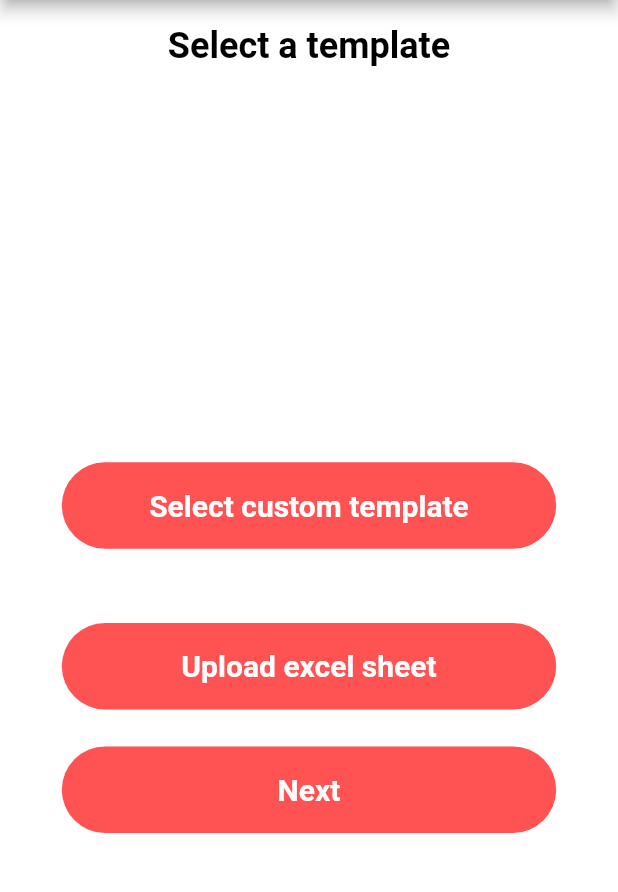
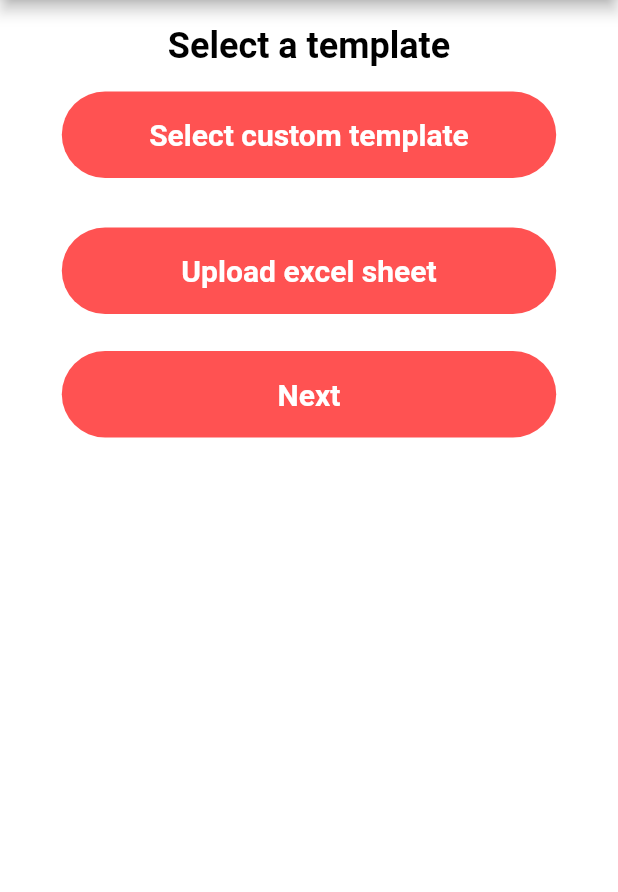
Before and after one commit to Shivansh187/VIT-Hack_Impostors, a Flutter app: the UploadFileOption screen opened directly, on a phone screen of 412 x 824 dp, the part 84-976 px from its top. Run offline on Flutter 3.47's test engine with Material 2 defaults, Android fonts, the phone set to English and light mode, and no system bars; our stand-ins replace file_picker, firebase_auth, firebase_core, gallery_saver, image_gallery_saver; missing offline and left inert: excel, image_downloader, save_in_gallery; accounts and stored records are empty.

Commit message:
Other tweaks

```diff
--- a/App/vit_hack_certificate/lib/screens/register.dart
+++ b/App/vit_hack_certificate/lib/screens/register.dart
@@ -29,7 +29,7 @@ class _RegisterState extends State<Register> {
             // Container that prints Welcome
             Center(
               child: Text(
-                "Welcome!",
+                "Welcome!!",
                 style: TextStyle(
                     fontSize: 35,
                     fontWeight: FontWeight.bold,
@@ -183,7 +183,7 @@ class _RegisterState extends State<Register> {
                     if (value == '') {
                       return 'This field is required.';
                     } else if (password != value) {
-                      return 'Password did not match';
+                      return 'Password did not match with that provided';
                     } else {
                       return null;
                     }
--- a/App/vit_hack_certificate/lib/screens/upload_file.dart
+++ b/App/vit_hack_certificate/lib/screens/upload_file.dart
@@ -50,7 +50,7 @@ class _UploadFileOptionState extends State<UploadFileOption> {
               ),
             ),
             SizedBox(
-              height: MediaQuery.of(context).size.height * 0.32,
+              height: MediaQuery.of(context).size.height * 0.02,
             ),
 
             Center(
@@ -88,7 +88,7 @@ class _UploadFileOptionState extends State<UploadFileOption> {
               ),
             ),
             SizedBox(
-              height: MediaQuery.of(context).size.height * 0.03,
+              height: MediaQuery.of(context).size.height * 0.01,
             ),
             custom_temp != null
                 ? Container(
@@ -180,6 +180,9 @@ class _UploadFileOptionState extends State<UploadFileOption> {
               width: MediaQuery.of(context).size.width * 0.8,
               child: FlatButton(
                 onPressed: () {
+                  setState(() {
+
+                  });
                   print("Name $name");
                   print("project $project");
                   print("position $position");
```
